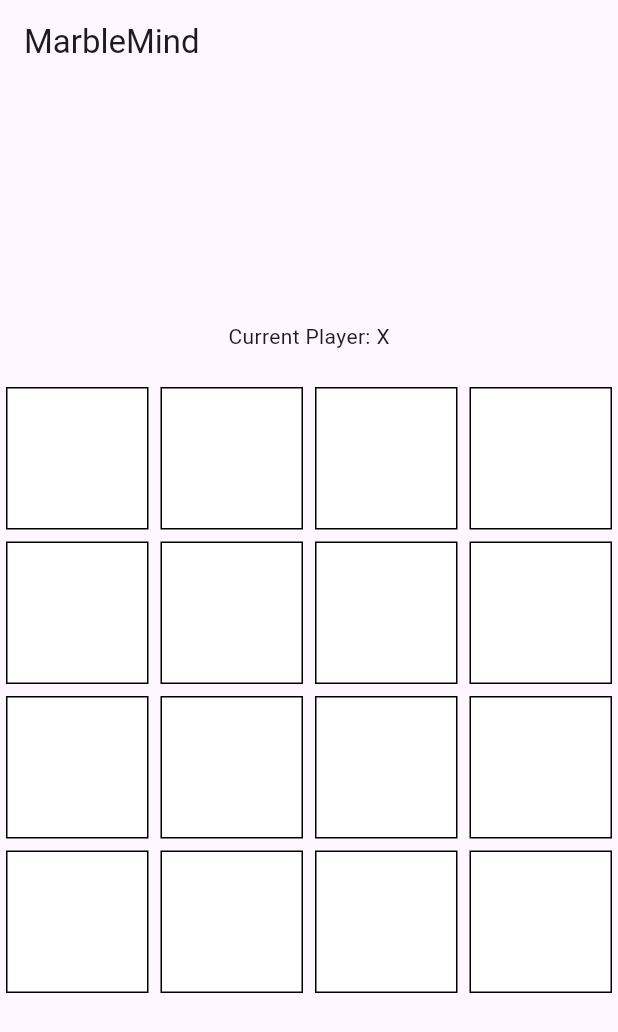
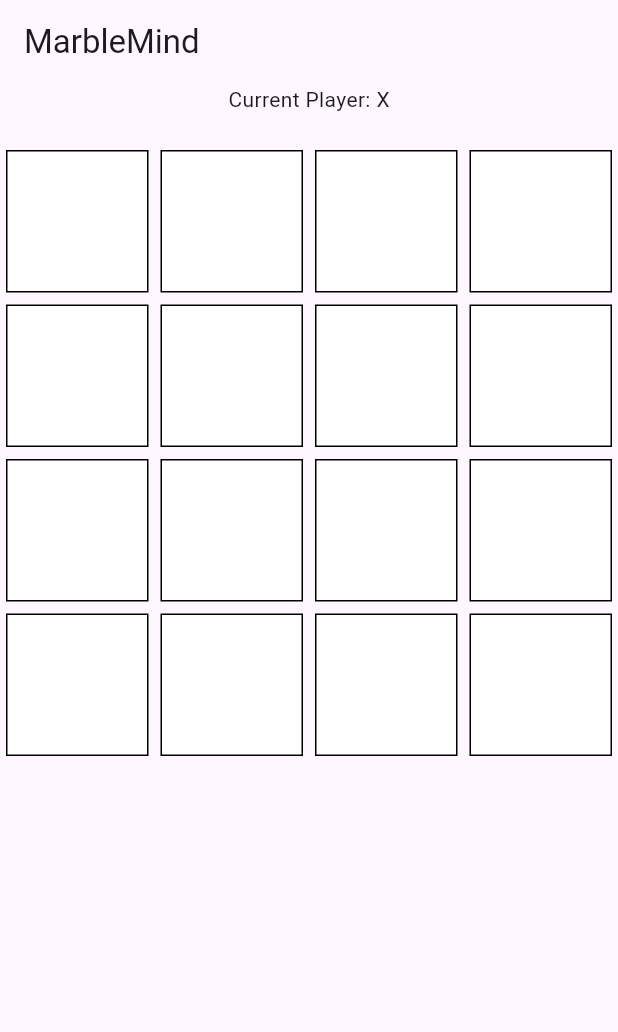
Before and after one commit to harshagnihotri10/MarbleMind, a Flutter app: the screen it shows after launch, on a phone screen of 412 x 824 dp. Shown: the top 1032 px of the screen. Run offline on Flutter 3.47's test engine with Material 3 defaults, Android fonts, the phone set to English and light mode, and no system bars.

Commit message:
Fixed bugs with overflow of pixels and display of marble

```diff
--- a/marblemind_app/lib/game_screen.dart
+++ b/marblemind_app/lib/game_screen.dart
@@ -17,7 +17,7 @@ class GameBoard extends StatefulWidget {
 
 class GameBoardState extends State<GameBoard> {
   // Initialize a 4x4 grid of cells
-  final List<List<Cell>> _grid = List.generate(
+  List<List<Cell>> _grid = List.generate(
     4,
     (i) => List.generate(4, (j) => Cell(marble: null)),
   );
@@ -37,12 +37,12 @@ class GameBoardState extends State<GameBoard> {
   void _handleCellTap(int row, int col) {
     setState(() {
       // Check if there is a marble and it belongs to the current player
-      if (_grid[row][col].marble == currentPlayer) {
+      if (_grid[row][col].marble == null) {
+        _grid[row][col].marble = currentPlayer;
+        currentPlayer = currentPlayer == 'X' ? 'O' : 'X';   // Switch turns between 'X' and 'O'
+      } else {
         // Call the counterclockwise movement function
         _moveMarbleCounterclockwise(row, col);
-
-        // Switch turns between 'X' and 'O'
-        currentPlayer = currentPlayer == 'X' ? 'O' : 'X';
       }
     });
   }
@@ -80,7 +80,8 @@ class GameBoardState extends State<GameBoard> {
       appBar: AppBar(
         title: const Text('MarbleMind'),
       ),
-      body: Column(
+      body: SingleChildScrollView(
+        child: Column(
           mainAxisAlignment: MainAxisAlignment.center,
           children: [
             Text('Current Player: $currentPlayer'),
@@ -88,7 +89,7 @@ class GameBoardState extends State<GameBoard> {
             // Create the 4x4 grid
             GridView.builder(
               shrinkWrap: true,
-            gridDelegate: const SliverGridDelegateWithFixedCrossAxisCount(
+              gridDelegate: SliverGridDelegateWithFixedCrossAxisCount(
                 crossAxisCount: 4,
                 childAspectRatio: 1.0,
               ),
@@ -100,7 +101,7 @@ class GameBoardState extends State<GameBoard> {
                 return GestureDetector(
                   onTap: () => _handleCellTap(row, col),
                   child: Container(
-                  margin: const EdgeInsets.all(4.0),
+                    margin: EdgeInsets.all(4.0),
                     decoration: BoxDecoration(
                       border: Border.all(color: Colors.black),
                       color: _grid[row][col].marble == null
@@ -112,9 +113,11 @@ class GameBoardState extends State<GameBoard> {
                     child: Center(
                       child: Text(
                         _grid[row][col].marble ?? '',
-                      style: const TextStyle(
+                        style: TextStyle(
                           fontSize: 24,
-                        color: Colors.white,
+                          color:_grid[row][col].marble == 'X'
+                              ? Colors.white
+                              : Colors.white, // Set the text color (white for both)
                         ),
                       ),
                     ),
@@ -124,6 +127,7 @@ class GameBoardState extends State<GameBoard> {
             ),
           ],
         ),
+      ),
     );
   }
 }
```
Lines whose indentation alone changed are shown as unchanged.
